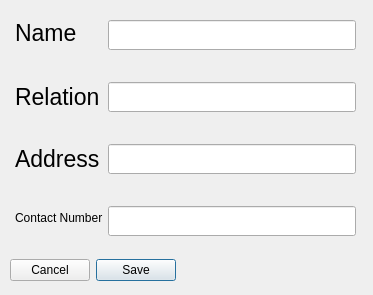
Justin-Kuchmy/JustPay_App, file UI/Dialogs/edit_emergency_contact_details.ui: the form before one commit.
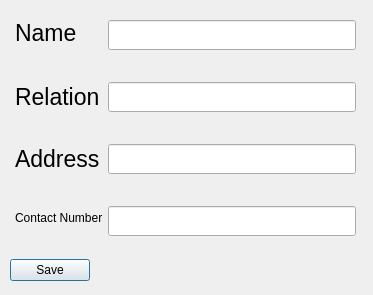
The form after the commit.

Commit message: cancel not needed, not dialog

The edit to the form file:
```diff
--- a/UI/Dialogs/edit_emergency_contact_details.ui
+++ b/UI/Dialogs/edit_emergency_contact_details.ui
@@ -143,7 +143,7 @@
        <enum>Qt::Horizontal</enum>
       </property>
       <property name="standardButtons">
-       <set>QDialogButtonBox::Cancel|QDialogButtonBox::Save</set>
+       <set>QDialogButtonBox::Save</set>
       </property>
      </widget>
     </item>
```
The commit also changes 2 other files.
